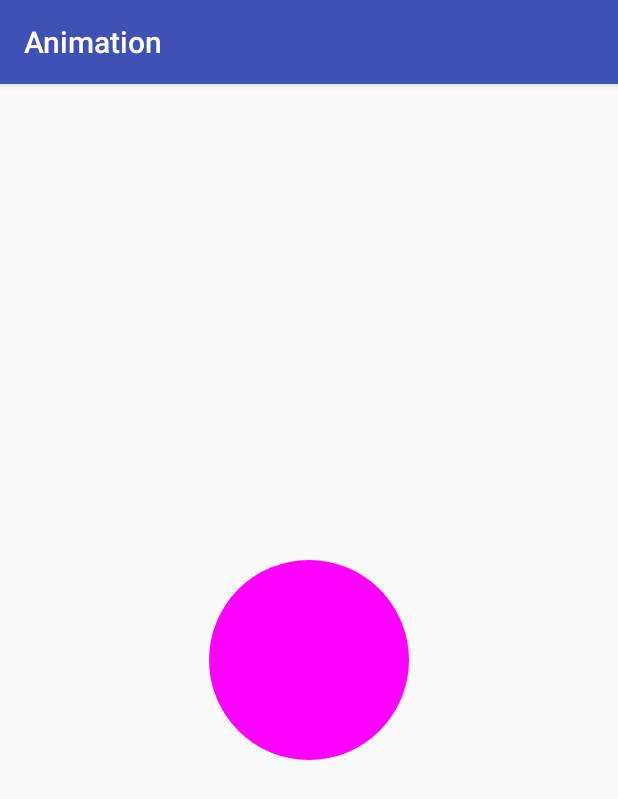
After one commit to shortybin/Android-Animation, an Android app: the CustonObjAnimationActivity screen opened directly, with no data from a screen before it, on a phone screen of 412 x 824 dp. The commit adds this screen. Shown: the top 799 px of the screen. Run offline under Robolectric (Android 15) with nearby library versions, the phone set to English and light mode, and no system bars.

Commit message:
set animation commit

```diff
--- a/app/src/main/AndroidManifest.xml
+++ b/app/src/main/AndroidManifest.xml
@@ -22,6 +22,10 @@
         </activity>
         <activity android:name=".objectAnimation.ObjectAnimationActivity">
         </activity>
+        <activity android:name=".objectAnimation.customobjanimation.CustonObjAnimationActivity">
+        </activity>
+        <activity android:name=".animationset.AnimationSetActivity">
+        </activity>
     </application>
 
 </manifest>
--- /dev/null
+++ b/app/src/main/java/com/example/shrotbin/animation/objectAnimation/customobjanimation/CustomEvaluator.java
@@ -0,0 +1,106 @@
+package com.example.shrotbin.animation.objectAnimation.customobjanimation;
+
+import android.animation.TypeEvaluator;
+
+/**
+ * <pre>
+ *     author : shortbin
+ *     e-mail : xxx@xx
+ *     time   : 2017/06/30
+ *     desc   : xxxx描述
+ *     version: 1.0
+ * </pre>
+ */
+
+public class CustomEvaluator implements TypeEvaluator{
+
+    // 实现TypeEvaluator接口
+
+    private int mCurrentRed;
+
+    private int mCurrentGreen ;
+
+    private int mCurrentBlue ;
+
+    // 复写evaluate（）
+    // 在evaluate（）里写入对象动画过渡的逻辑:此处是写颜色过渡的逻辑
+    @Override
+    public Object evaluate(float fraction, Object startValue, Object endValue) {
+
+        // 获取到颜色的初始值和结束值
+        String startColor = (String) startValue;
+        String endColor = (String) endValue;
+
+        // 通过字符串截取的方式将初始化颜色分为RGB三个部分，并将RGB的值转换成十进制数字
+        // 那么每个颜色的取值范围就是0-255
+        int startRed = Integer.parseInt(startColor.substring(1, 3), 16);
+        int startGreen = Integer.parseInt(startColor.substring(3, 5), 16);
+        int startBlue = Integer.parseInt(startColor.substring(5, 7), 16);
+
+        int endRed = Integer.parseInt(endColor.substring(1, 3), 16);
+        int endGreen = Integer.parseInt(endColor.substring(3, 5), 16);
+        int endBlue = Integer.parseInt(endColor.substring(5, 7), 16);
+
+        // 将初始化颜色的值定义为当前需要操作的颜色值
+        mCurrentRed = startRed;
+        mCurrentGreen = startGreen;
+        mCurrentBlue = startBlue;
+
+
+        // 计算初始颜色和结束颜色之间的差值
+        // 该差值决定着颜色变化的快慢:初始颜色值和结束颜色值很相近，那么颜色变化就会比较缓慢;否则,变化则很快
+        // 具体如何根据差值来决定颜色变化快慢的逻辑写在getCurrentColor()里.
+        int redDiff = Math.abs(startRed - endRed);
+        int greenDiff = Math.abs(startGreen - endGreen);
+        int blueDiff = Math.abs(startBlue - endBlue);
+        int colorDiff = redDiff + greenDiff + blueDiff;
+        if (mCurrentRed != endRed) {
+            mCurrentRed = getCurrentColor(startRed, endRed, colorDiff, 0,
+                    fraction);
+            // getCurrentColor()决定如何根据差值来决定颜色变化的快慢 ->>关注1
+        } else if (mCurrentGreen != endGreen) {
+            mCurrentGreen = getCurrentColor(startGreen, endGreen, colorDiff,
+                    redDiff, fraction);
+        } else if (mCurrentBlue != endBlue) {
+            mCurrentBlue = getCurrentColor(startBlue, endBlue, colorDiff,
+                    redDiff + greenDiff, fraction);
+        }
+        // 将计算出的当前颜色的值组装返回
+        String currentColor = "#" + getHexString(mCurrentRed)
+                + getHexString(mCurrentGreen) + getHexString(mCurrentBlue);
+
+        // 由于我们计算出的颜色是十进制数字，所以需要转换成十六进制字符串:调用getHexString()->>关注2
+        // 最终将RGB颜色拼装起来,并作为最终的结果返回
+        return currentColor;
+    }
+
+
+    // 关注1:getCurrentColor()
+    // 具体是根据fraction值来计算当前的颜色。
+
+    private int getCurrentColor(int startColor, int endColor, int colorDiff,
+                                int offset, float fraction) {
+        int currentColor;
+        if (startColor > endColor) {
+            currentColor = (int) (startColor - (fraction * colorDiff - offset));
+            if (currentColor < endColor) {
+                currentColor = endColor;
+            }
+        } else {
+            currentColor = (int) (startColor + (fraction * colorDiff - offset));
+            if (currentColor > endColor) {
+                currentColor = endColor;
+            }
+        }
+        return currentColor;
+    }
+
+    // 关注2:将10进制颜色值转换成16进制。
+    private String getHexString(int value) {
+        String hexString = Integer.toHexString(value);
+        if (hexString.length() == 1) {
+            hexString = "0" + hexString;
+        }
+        return hexString;
+    }
+}
--- /dev/null
+++ b/app/src/main/java/com/example/shrotbin/animation/objectAnimation/customobjanimation/CustomObjView.java
@@ -0,0 +1,57 @@
+package com.example.shrotbin.animation.objectAnimation.customobjanimation;
+
+import android.content.Context;
+import android.graphics.Canvas;
+import android.graphics.Color;
+import android.graphics.Paint;
+import android.support.annotation.Nullable;
+import android.util.AttributeSet;
+import android.view.View;
+
+/**
+ * <pre>
+ *     author : shortbin
+ *     e-mail : xxx@xx
+ *     time   : 2017/06/30
+ *     desc   : xxxx描述
+ *     version: 1.0
+ * </pre>
+ */
+
+public class CustomObjView extends View {
+
+    private Paint mPaint;
+    private float width=100f;
+    private String mColor="";
+
+
+    public CustomObjView(Context context) {
+        super(context);
+    }
+
+    public String getColor(){
+        return mColor;
+    }
+
+    public void setColor(String color){
+        mColor=color;
+        mPaint.setColor(Color.parseColor(color));
+        invalidate();
+    }
+
+    public CustomObjView(Context context, @Nullable AttributeSet attrs) {
+        super(context, attrs);
+        mPaint=new Paint(Paint.ANTI_ALIAS_FLAG);
+
+        mPaint.setColor(Color.BLUE);
+    }
+
+    @Override
+    protected void onDraw(Canvas canvas) {
+        super.onDraw(canvas);
+
+        canvas.drawCircle(canvas.getWidth()/2,canvas.getHeight()/2,width,mPaint);
+
+
+    }
+}
--- /dev/null
+++ b/app/src/main/java/com/example/shrotbin/animation/objectAnimation/customobjanimation/CustonObjAnimationActivity.java
@@ -0,0 +1,26 @@
+package com.example.shrotbin.animation.objectAnimation.customobjanimation;
+
+import android.animation.ObjectAnimator;
+import android.support.v7.app.AppCompatActivity;
+import android.os.Bundle;
+
+import com.example.shrotbin.animation.R;
+
+public class CustonObjAnimationActivity extends AppCompatActivity {
+
+    private CustomObjView mCustomObjView;
+
+    @Override
+    protected void onCreate(Bundle savedInstanceState) {
+        super.onCreate(savedInstanceState);
+        setContentView(R.layout.activity_custon_obj_animation);
+
+        mCustomObjView= (CustomObjView) findViewById(R.id.custom_view);
+
+        ObjectAnimator objectAnimator=ObjectAnimator.ofObject(mCustomObjView,"color",new CustomEvaluator(),"#0000FF","#FF0000");
+        objectAnimator.setDuration(3000);
+        objectAnimator.setStartDelay(1000);
+        objectAnimator.start();
+
+    }
+}
--- /dev/null
+++ b/app/src/main/res/layout/activity_custon_obj_animation.xml
@@ -0,0 +1,16 @@
+<?xml version="1.0" encoding="utf-8"?>
+<android.support.constraint.ConstraintLayout
+    xmlns:android="http://schemas.android.com/apk/res/android"
+    xmlns:app="http://schemas.android.com/apk/res-auto"
+    xmlns:tools="http://schemas.android.com/tools"
+    android:layout_width="match_parent"
+    android:layout_height="match_parent"
+    tools:context="com.example.shrotbin.animation.objectAnimation.customobjanimation.CustonObjAnimationActivity">
+
+    <com.example.shrotbin.animation.objectAnimation.customobjanimation.CustomObjView
+        android:layout_width="match_parent"
+        android:layout_height="match_parent"
+        android:id="@+id/custom_view"
+        />
+
+</android.support.constraint.ConstraintLayout>
```
Also changed, not shown: app/src/main/java/com/example/shrotbin/animation/MainActivity.java (+20 -0 lines), app/src/main/java/com/example/shrotbin/animation/animationset/AnimationSetActivity.java (added, +44 -0 lines), app/src/main/res/layout/activity_animation_set.xml (added, +16 -0 lines), app/src/main/res/layout/activity_main.xml (+14 -0 lines).
